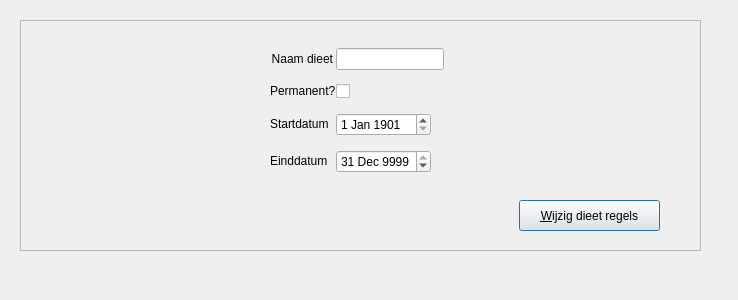
First picture: the form in src/carereport/views/dietheader.ui, repository Mholscher/carereport, before the edit.
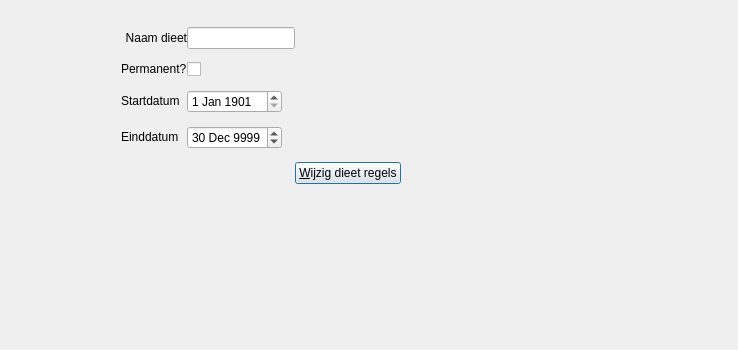
Second picture: the form after the edit. Custom widgets are drawn as their Qt base class.

Diff of the .ui file:
```diff
--- a/src/carereport/views/dietheader.ui
+++ b/src/carereport/views/dietheader.ui
@@ -7,7 +7,7 @@
     <x>0</x>
     <y>0</y>
     <width>738</width>
-    <height>300</height>
+    <height>350</height>
    </rect>
   </property>
   <property name="sizePolicy">
@@ -31,37 +31,16 @@
   <property name="windowTitle">
    <string>Form</string>
   </property>
-  <widget class="QFrame" name="frame">
-   <property name="geometry">
-    <rect>
-     <x>20</x>
-     <y>20</y>
-     <width>681</width>
-     <height>231</height>
-    </rect>
-   </property>
-   <property name="sizePolicy">
-    <sizepolicy hsizetype="Fixed" vsizetype="Fixed">
-     <horstretch>0</horstretch>
-     <verstretch>0</verstretch>
-    </sizepolicy>
-   </property>
-   <property name="frameShape">
-    <enum>QFrame::StyledPanel</enum>
-   </property>
-   <property name="frameShadow">
-    <enum>QFrame::Raised</enum>
-   </property>
    <widget class="QWidget" name="gridLayoutWidget">
     <property name="geometry">
      <rect>
-      <x>40</x>
+     <x>20</x>
       <y>20</y>
-      <width>601</width>
-      <height>151</height>
-     </rect>
-    </property>
-    <layout class="QGridLayout" name="dietHeaderGrid" rowstretch="0,0,0,0,0,0">
+     <width>481</width>
+     <height>181</height>
+    </rect>
+   </property>
+   <layout class="QGridLayout" name="dietHeaderGrid" rowstretch="0,0,0,0,0,0,0">
      <property name="sizeConstraint">
       <enum>QLayout::SetDefaultConstraint</enum>
      </property>
@@ -84,6 +63,78 @@
        </property>
       </widget>
      </item>
+    <item row="4" column="5">
+     <widget class="QLabel" name="startDateErrorLabel">
+      <property name="sizePolicy">
+       <sizepolicy hsizetype="Preferred" vsizetype="Fixed">
+        <horstretch>0</horstretch>
+        <verstretch>0</verstretch>
+       </sizepolicy>
+      </property>
+      <property name="text">
+       <string/>
+      </property>
+     </widget>
+    </item>
+    <item row="2" column="5">
+     <widget class="QLabel" name="nameErrorLabel">
+      <property name="sizePolicy">
+       <sizepolicy hsizetype="Fixed" vsizetype="Fixed">
+        <horstretch>0</horstretch>
+        <verstretch>0</verstretch>
+       </sizepolicy>
+      </property>
+      <property name="text">
+       <string/>
+      </property>
+     </widget>
+    </item>
+    <item row="5" column="5">
+     <widget class="QLabel" name="endDateErrorLabel">
+      <property name="sizePolicy">
+       <sizepolicy hsizetype="Preferred" vsizetype="Fixed">
+        <horstretch>0</horstretch>
+        <verstretch>0</verstretch>
+       </sizepolicy>
+      </property>
+      <property name="text">
+       <string/>
+      </property>
+     </widget>
+    </item>
+    <item row="4" column="1">
+     <widget class="QLabel" name="startDateLabel">
+      <property name="sizePolicy">
+       <sizepolicy hsizetype="Preferred" vsizetype="Fixed">
+        <horstretch>0</horstretch>
+        <verstretch>0</verstretch>
+       </sizepolicy>
+      </property>
+      <property name="text">
+       <string>Startdatum</string>
+      </property>
+     </widget>
+    </item>
+    <item row="4" column="2">
+     <widget class="PyDateEdit" name="startDateEdit">
+      <property name="sizePolicy">
+       <sizepolicy hsizetype="Fixed" vsizetype="Fixed">
+        <horstretch>0</horstretch>
+        <verstretch>0</verstretch>
+       </sizepolicy>
+      </property>
+      <property name="dateTime">
+       <datetime>
+        <hour>3</hour>
+        <minute>0</minute>
+        <second>0</second>
+        <year>1901</year>
+        <month>1</month>
+        <day>1</day>
+       </datetime>
+      </property>
+     </widget>
+    </item>
      <item row="5" column="2">
       <widget class="PyDateEdit" name="endDateEdit">
        <property name="sizePolicy">
@@ -94,20 +145,36 @@
        </property>
        <property name="dateTime">
         <datetime>
-         <hour>0</hour>
+        <hour>20</hour>
          <minute>0</minute>
          <second>0</second>
          <year>9999</year>
          <month>12</month>
-         <day>31</day>
+        <day>30</day>
         </datetime>
        </property>
       </widget>
      </item>
-     <item row="2" column="5">
-      <widget class="QLabel" name="nameErrorLabel">
+    <item row="2" column="0">
+     <spacer name="horizontalSpacer_4">
+      <property name="orientation">
+       <enum>Qt::Horizontal</enum>
+      </property>
+      <property name="sizeType">
+       <enum>QSizePolicy::MinimumExpanding</enum>
+      </property>
+      <property name="sizeHint" stdset="0">
+       <size>
+        <width>40</width>
+        <height>20</height>
+       </size>
+      </property>
+     </spacer>
+    </item>
+    <item row="3" column="5">
+     <widget class="QLabel" name="permanentErrorLabel">
        <property name="sizePolicy">
-        <sizepolicy hsizetype="Fixed" vsizetype="Fixed">
+       <sizepolicy hsizetype="Preferred" vsizetype="Fixed">
          <horstretch>0</horstretch>
          <verstretch>0</verstretch>
         </sizepolicy>
@@ -120,7 +187,7 @@
      <item row="2" column="1">
       <widget class="QLabel" name="dietNameLabel">
        <property name="sizePolicy">
-        <sizepolicy hsizetype="Fixed" vsizetype="Preferred">
+       <sizepolicy hsizetype="Preferred" vsizetype="Fixed">
          <horstretch>0</horstretch>
          <verstretch>0</verstretch>
         </sizepolicy>
@@ -133,6 +200,32 @@
        </property>
       </widget>
      </item>
+    <item row="2" column="2" colspan="3">
+     <widget class="PyLineEdit" name="dietNameEdit">
+      <property name="sizePolicy">
+       <sizepolicy hsizetype="Preferred" vsizetype="Fixed">
+        <horstretch>0</horstretch>
+        <verstretch>0</verstretch>
+       </sizepolicy>
+      </property>
+     </widget>
+    </item>
+    <item row="2" column="6">
+     <spacer name="horizontalSpacer_5">
+      <property name="orientation">
+       <enum>Qt::Horizontal</enum>
+      </property>
+      <property name="sizeType">
+       <enum>QSizePolicy::MinimumExpanding</enum>
+      </property>
+      <property name="sizeHint" stdset="0">
+       <size>
+        <width>40</width>
+        <height>20</height>
+       </size>
+      </property>
+     </spacer>
+    </item>
      <item row="3" column="2">
       <widget class="PyCheckBox" name="permanentCheckBox"/>
      </item>
@@ -149,131 +242,8 @@
        </property>
       </widget>
      </item>
-     <item row="2" column="0">
-      <spacer name="horizontalSpacer_4">
-       <property name="orientation">
-        <enum>Qt::Horizontal</enum>
-       </property>
-       <property name="sizeType">
-        <enum>QSizePolicy::MinimumExpanding</enum>
-       </property>
-       <property name="sizeHint" stdset="0">
-        <size>
-         <width>40</width>
-         <height>20</height>
-        </size>
-       </property>
-      </spacer>
-     </item>
-     <item row="4" column="2">
-      <widget class="PyDateEdit" name="startDateEdit">
-       <property name="sizePolicy">
-        <sizepolicy hsizetype="Fixed" vsizetype="Fixed">
-         <horstretch>0</horstretch>
-         <verstretch>0</verstretch>
-        </sizepolicy>
-       </property>
-       <property name="dateTime">
-        <datetime>
-         <hour>3</hour>
-         <minute>0</minute>
-         <second>0</second>
-         <year>1901</year>
-         <month>1</month>
-         <day>1</day>
-        </datetime>
-       </property>
-      </widget>
-     </item>
-     <item row="4" column="1">
-      <widget class="QLabel" name="startDateLabel">
-       <property name="sizePolicy">
-        <sizepolicy hsizetype="Preferred" vsizetype="Fixed">
-         <horstretch>0</horstretch>
-         <verstretch>0</verstretch>
-        </sizepolicy>
-       </property>
-       <property name="text">
-        <string>Startdatum</string>
-       </property>
-      </widget>
-     </item>
-     <item row="2" column="6">
-      <spacer name="horizontalSpacer_5">
-       <property name="orientation">
-        <enum>Qt::Horizontal</enum>
-       </property>
-       <property name="sizeType">
-        <enum>QSizePolicy::MinimumExpanding</enum>
-       </property>
-       <property name="sizeHint" stdset="0">
-        <size>
-         <width>40</width>
-         <height>20</height>
-        </size>
-       </property>
-      </spacer>
-     </item>
-     <item row="2" column="2" colspan="3">
-      <widget class="PyLineEdit" name="dietNameEdit">
-       <property name="sizePolicy">
-        <sizepolicy hsizetype="Preferred" vsizetype="Fixed">
-         <horstretch>0</horstretch>
-         <verstretch>0</verstretch>
-        </sizepolicy>
-       </property>
-      </widget>
-     </item>
-     <item row="3" column="5">
-      <widget class="QLabel" name="permanentErrorLabel">
-       <property name="sizePolicy">
-        <sizepolicy hsizetype="Preferred" vsizetype="Fixed">
-         <horstretch>0</horstretch>
-         <verstretch>0</verstretch>
-        </sizepolicy>
-       </property>
-       <property name="text">
-        <string/>
-       </property>
-      </widget>
-     </item>
-     <item row="4" column="5">
-      <widget class="QLabel" name="startDateErrorLabel">
-       <property name="sizePolicy">
-        <sizepolicy hsizetype="Preferred" vsizetype="Fixed">
-         <horstretch>0</horstretch>
-         <verstretch>0</verstretch>
-        </sizepolicy>
-       </property>
-       <property name="text">
-        <string/>
-       </property>
-      </widget>
-     </item>
-     <item row="5" column="5">
-      <widget class="QLabel" name="endDateErrorLabel">
-       <property name="sizePolicy">
-        <sizepolicy hsizetype="Preferred" vsizetype="Fixed">
-         <horstretch>0</horstretch>
-         <verstretch>0</verstretch>
-        </sizepolicy>
-       </property>
-       <property name="text">
-        <string/>
-       </property>
-      </widget>
-     </item>
-    </layout>
-   </widget>
+    <item row="6" column="5">
    <widget class="QPushButton" name="changeLinesButton">
-    <property name="geometry">
-     <rect>
-      <x>499</x>
-      <y>180</y>
-      <width>141</width>
-      <height>31</height>
-     </rect>
-    </property>
     <property name="text">
      <string>&amp;Wijzig dieet regels</string>
     </property>
@@ -281,6 +251,8 @@
      <bool>true</bool>
     </property>
    </widget>
+    </item>
+   </layout>
   </widget>
  </widget>
  <customwidgets>
```
Left out of the diff: 7 changed lines with no effect on the pictures. Lines whose indentation alone changed are shown as unchanged.
